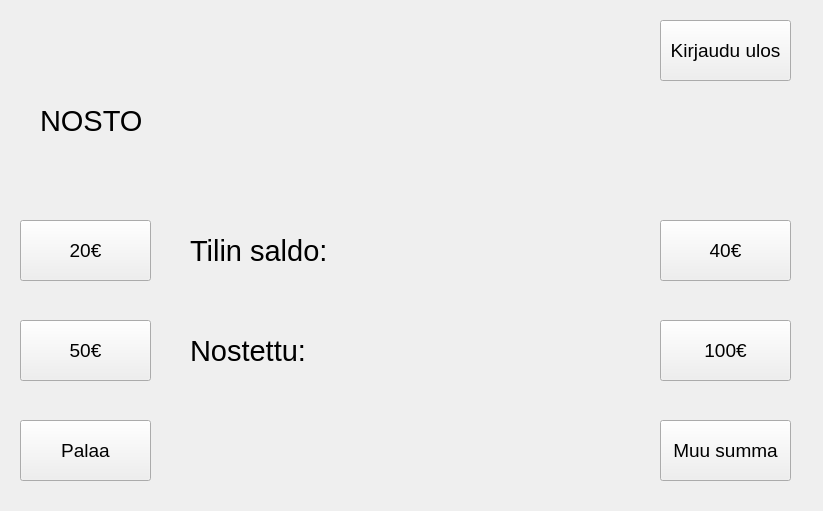
Before: the Qt Designer form frontend/nostodebit.ui in Jani-OAMK/ATM-group-project, drawn with Qt 5.
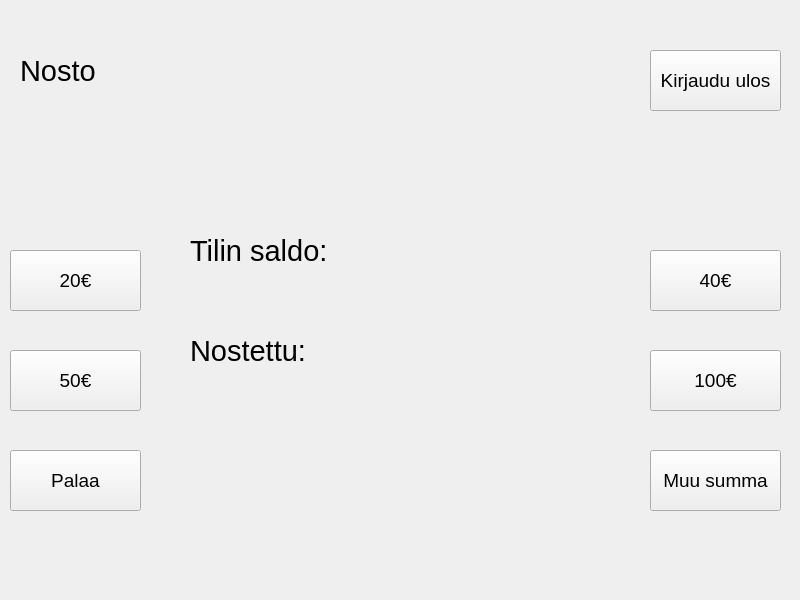
After: the same form once the commit is applied.

Commit message: Yhdennetty UI:t ja poistettu qdebugeja

```diff
--- a/frontend/nostodebit.ui
+++ b/frontend/nostodebit.ui
@@ -6,8 +6,8 @@
    <rect>
     <x>0</x>
     <y>0</y>
-    <width>823</width>
-    <height>511</height>
+    <width>800</width>
+    <height>600</height>
    </rect>
   </property>
   <property name="windowTitle">
@@ -16,8 +16,8 @@
   <widget class="QPushButton" name="btnPalaa">
    <property name="geometry">
     <rect>
-     <x>20</x>
-     <y>420</y>
+     <x>10</x>
+     <y>450</y>
      <width>131</width>
      <height>61</height>
     </rect>
@@ -34,8 +34,8 @@
   <widget class="QPushButton" name="btn50e">
    <property name="geometry">
     <rect>
-     <x>20</x>
-     <y>320</y>
+     <x>10</x>
+     <y>350</y>
      <width>131</width>
      <height>61</height>
     </rect>
@@ -52,8 +52,8 @@
   <widget class="QPushButton" name="btnKirjauduUlos">
    <property name="geometry">
     <rect>
-     <x>660</x>
-     <y>20</y>
+     <x>650</x>
+     <y>50</y>
      <width>131</width>
      <height>61</height>
     </rect>
@@ -70,8 +70,8 @@
   <widget class="QPushButton" name="btn100e">
    <property name="geometry">
     <rect>
-     <x>660</x>
-     <y>320</y>
+     <x>650</x>
+     <y>350</y>
      <width>131</width>
      <height>61</height>
     </rect>
@@ -88,8 +88,8 @@
   <widget class="QPushButton" name="btn20e">
    <property name="geometry">
     <rect>
-     <x>20</x>
-     <y>220</y>
+     <x>10</x>
+     <y>250</y>
      <width>131</width>
      <height>61</height>
     </rect>
@@ -106,8 +106,8 @@
   <widget class="QLabel" name="label">
    <property name="geometry">
     <rect>
-     <x>40</x>
-     <y>90</y>
+     <x>20</x>
+     <y>40</y>
      <width>251</width>
      <height>61</height>
     </rect>
@@ -118,14 +118,14 @@
     </font>
    </property>
    <property name="text">
-    <string>NOSTO</string>
+    <string>Nosto</string>
    </property>
   </widget>
   <widget class="QPushButton" name="btn40e">
    <property name="geometry">
     <rect>
-     <x>660</x>
-     <y>220</y>
+     <x>650</x>
+     <y>250</y>
      <width>131</width>
      <height>61</height>
     </rect>
@@ -142,8 +142,8 @@
   <widget class="QPushButton" name="btnmuuSumma">
    <property name="geometry">
     <rect>
-     <x>660</x>
-     <y>420</y>
+     <x>650</x>
+     <y>450</y>
      <width>131</width>
      <height>61</height>
     </rect>
```
The commit also changes 7 other files.
